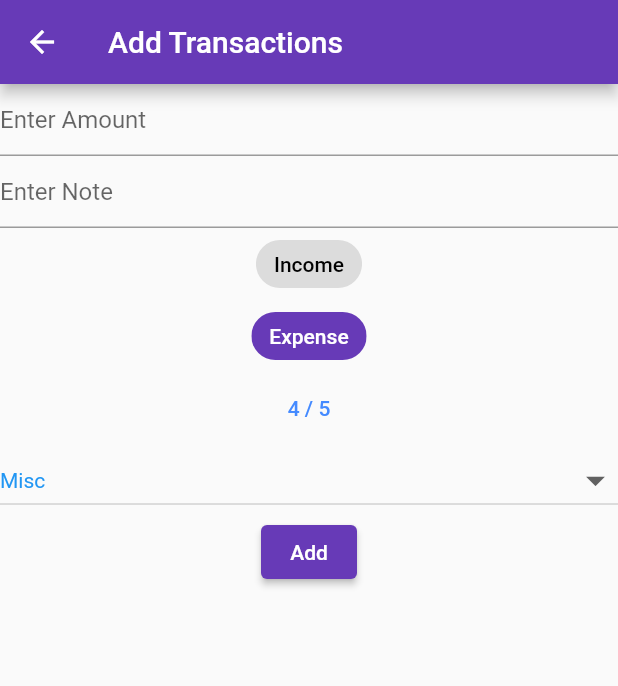
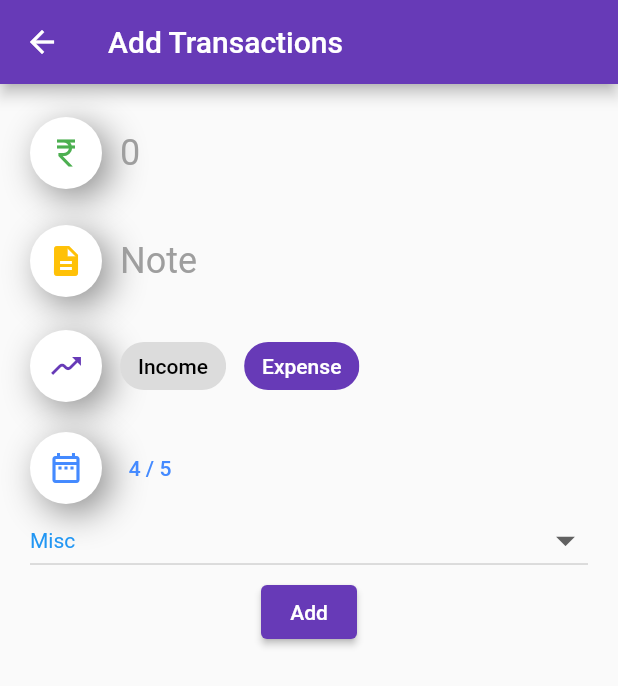
Before and after one commit to Debjit0/ExpenseFirebase, a Flutter app: the AddTnx screen opened directly, on a phone screen of 412 x 824 dp. Shown: the top 686 px of the screen. Run offline on Flutter 3.47's test engine with Material 2 defaults, Android fonts, the phone set to English and light mode, and no system bars; our stand-ins replace cloud_firestore, firebase_auth, firebase_core, firebase_storage, fl_chart, flutter_credit_card and 5 more; accounts and stored records are empty.

Commit message:
added card

```diff
--- a/lib/addtnx.dart
+++ b/lib/addtnx.dart
@@ -25,15 +25,112 @@ class _AddTnxState extends State<AddTnx> {
   Widget build(BuildContext context) {
     return Scaffold(
       appBar: AppBar(title: Text("Add Transactions")),
-      body: Column(
+      body: Padding(
+        padding: const EdgeInsets.all(20.0),
+        child: Column(
           children: [
-          TextField(
-            decoration: InputDecoration(hintText: "Enter Amount"),
+            Row(
+              children: [
+                Container(
+                    decoration: BoxDecoration(
+                      color: Color.fromARGB(255, 255, 255, 255),
+                      boxShadow: [
+                        new BoxShadow(
+                          color: Color.fromARGB(255, 137, 137, 137),
+                          blurRadius: 20.0,
+                          offset: Offset(6, 6),
+                        ),
+                      ],
+                      borderRadius: BorderRadius.all(Radius.circular(24)),
+                    ),
+                    padding: EdgeInsets.all(12),
+                    child: Icon(
+                      Icons.currency_rupee_outlined,
+                      color: Colors.green, //change icon color here
+                    )),
+                SizedBox(
+                  width: 12,
+                ),
+                Expanded(
+                  child: TextField(
                     controller: amtController,
+                    decoration: InputDecoration(
+                      //fillColor: Colors.grey,
+                      hintText: "0",
+                      hintStyle: TextStyle(color: Colors.grey),
+                      border: InputBorder.none,
                     ),
-          TextField(
-            decoration: InputDecoration(hintText: "Enter Note"),
+                    style: TextStyle(fontSize: 24, color: Colors.grey),
+                    keyboardType: TextInputType.number,
+                  ),
+                ),
+              ],
+            ),
+            SizedBox(
+              height: 20,
+            ),
+            Row(
+              children: [
+                Container(
+                    decoration: BoxDecoration(
+                      color: Color.fromARGB(255, 255, 255, 255),
+                      boxShadow: [
+                        new BoxShadow(
+                          color: Color.fromARGB(255, 137, 137, 137),
+                          blurRadius: 20.0,
+                          offset: Offset(6, 6),
+                        ),
+                      ],
+                      borderRadius: BorderRadius.all(Radius.circular(24)),
+                    ),
+                    padding: EdgeInsets.all(12),
+                    child: Icon(
+                      Icons.description,
+                      color: Colors.amber, //change icon color here
+                    )),
+                SizedBox(
+                  width: 12,
+                ),
+                Expanded(
+                  child: TextField(
                     controller: noteController,
+                    decoration: InputDecoration(
+                      hintText: "Note",
+                      hintStyle: TextStyle(color: Colors.grey),
+                      border: InputBorder.none,
+                    ),
+                    style: TextStyle(fontSize: 24, color: Colors.grey),
+                    //inputFormatters: [FilteringTextInputFormatter.digitsOnly],
+                    //keyboardType: TextInputType.number,
+                    //maxLength: 24,
+                  ),
+                ),
+              ],
+            ),
+            SizedBox(
+              height: 20,
+            ),
+            Row(
+              children: [
+                Container(
+                    decoration: BoxDecoration(
+                      color: Color.fromARGB(255, 255, 255, 255),
+                      boxShadow: [
+                        new BoxShadow(
+                          color: Color.fromARGB(255, 137, 137, 137),
+                          blurRadius: 20.0,
+                          offset: Offset(6, 6),
+                        ),
+                      ],
+                      borderRadius: BorderRadius.all(Radius.circular(24)),
+                    ),
+                    padding: EdgeInsets.all(12),
+                    child: Icon(
+                      Icons.moving_sharp,
+                      color: Colors.deepPurple, //change icon color here
+                    )),
+                SizedBox(
+                  width: 12,
                 ),
                 ChoiceChip(
                   selectedColor: Colors.deepPurple,
@@ -51,6 +148,9 @@ class _AddTnxState extends State<AddTnx> {
                     }
                   },
                 ),
+                SizedBox(
+                  width: 12,
+                ),
                 ChoiceChip(
                   selectedColor: Colors.deepPurple,
                   label: Text(
@@ -67,6 +167,30 @@ class _AddTnxState extends State<AddTnx> {
                     }
                   },
                 ),
+              ],
+            ),
+            SizedBox(
+              height: 20,
+            ),
+            Row(
+              children: [
+                Container(
+                    decoration: BoxDecoration(
+                      color: Color.fromARGB(255, 255, 255, 255),
+                      boxShadow: [
+                        new BoxShadow(
+                          color: Color.fromARGB(255, 137, 137, 137),
+                          blurRadius: 20.0,
+                          offset: Offset(6, 6),
+                        ),
+                      ],
+                      borderRadius: BorderRadius.all(Radius.circular(24)),
+                    ),
+                    padding: EdgeInsets.all(12),
+                    child: Icon(
+                      Icons.date_range_outlined,
+                      color: Colors.blueAccent, //change icon color here
+                    )),
                 TextButton(
                     onPressed: () {
                       _selectDate(context);
@@ -75,6 +199,8 @@ class _AddTnxState extends State<AddTnx> {
                       "${selectedDate.day} / ${selectedDate.month}",
                       style: TextStyle(color: Colors.blueAccent),
                     )),
+              ],
+            ),
             (type == "Income")
                 ? Container()
                 : DropdownButton(
@@ -121,6 +247,7 @@ class _AddTnxState extends State<AddTnx> {
                 child: Text("Add"))
           ],
         ),
+      ),
     );
   }
 
--- a/lib/categorydisplay.dart
+++ b/lib/categorydisplay.dart
@@ -54,7 +54,7 @@ class _CategoryDisplayState extends State<CategoryDisplay> {
   Widget build(BuildContext context) {
     return Scaffold(
       appBar: AppBar(
-        title: Text("Catrgories"),
+        title: Text("Categories"),
       ),
       body: SafeArea(
         child: LiquidPullToRefresh(
--- a/lib/homepage.dart
+++ b/lib/homepage.dart
@@ -21,6 +21,7 @@ import 'package:flutter/src/widgets/placeholder.dart';
 import 'package:fluttertoast/fluttertoast.dart';
 import 'package:liquid_pull_to_refresh/liquid_pull_to_refresh.dart';
 
+import 'card.dart';
 import 'constants/projectColors.dart';
 
 class HomePage extends StatefulWidget {
@@ -51,6 +52,11 @@ class _HomePageState extends State<HomePage> {
       appBar: AppBar(
         title: Text("Arise"),
         actions: [
+          IconButton(
+              onPressed: () {
+                nextPage(page: MyCard(), context: context);
+              },
+              icon: Icon(Icons.credit_card_outlined)),
           IconButton(
               onPressed: () {
                 nextPage(page: CategoryDisplay(), context: context);
--- a/pubspec.yaml
+++ b/pubspec.yaml
@@ -49,6 +49,7 @@ dependencies:
   flutter_sms: ^2.3.3
   sms: ^0.2.4
   permission_handler: ^10.2.0
+  flutter_credit_card: ^3.0.6
 
 dev_dependencies:
   flutter_test:
```
Also changed, not shown: lib/addCard.dart (added, +53 -0 lines), lib/card.dart (added, +79 -0 lines), lib/provider/cardProvder.dart (added, +29 -0 lines), pubspec.lock. Lines whose indentation alone changed are shown as unchanged.
